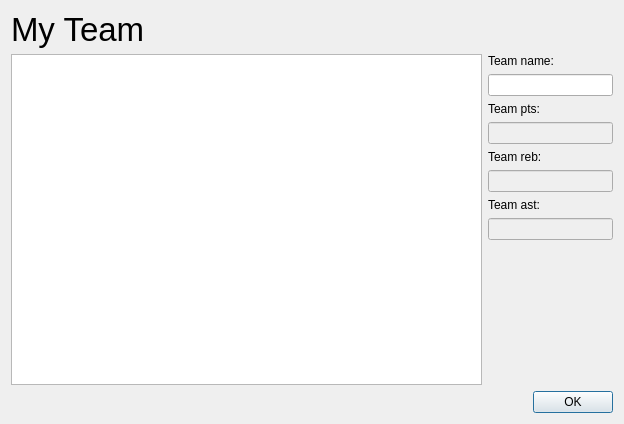
Above: nba_game/team_window.ui from Razorlance/dsba-itop2022-hw before the change. Below: the same form after it.
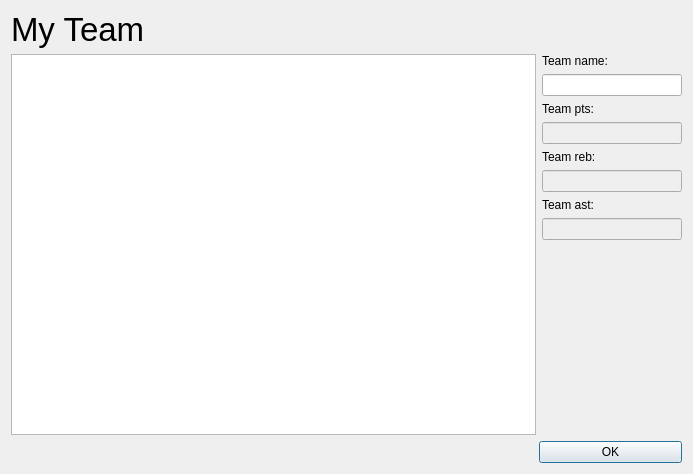
That is the form after the change.

Diff of the .ui file:
```diff
--- a/nba_game/team_window.ui
+++ b/nba_game/team_window.ui
@@ -6,8 +6,8 @@
    <rect>
     <x>0</x>
     <y>0</y>
-    <width>624</width>
-    <height>424</height>
+    <width>693</width>
+    <height>474</height>
    </rect>
   </property>
   <property name="windowTitle">
@@ -103,7 +103,7 @@
     </layout>
    </item>
    <item>
-    <layout class="QHBoxLayout" name="horizontalLayout">
+    <layout class="QHBoxLayout" name="horizontalLayout" stretch="70,19">
      <item>
       <spacer name="horizontalSpacer">
        <property name="orientation">
```
Left out of the diff: 2 changed lines with no effect on the pictures.
